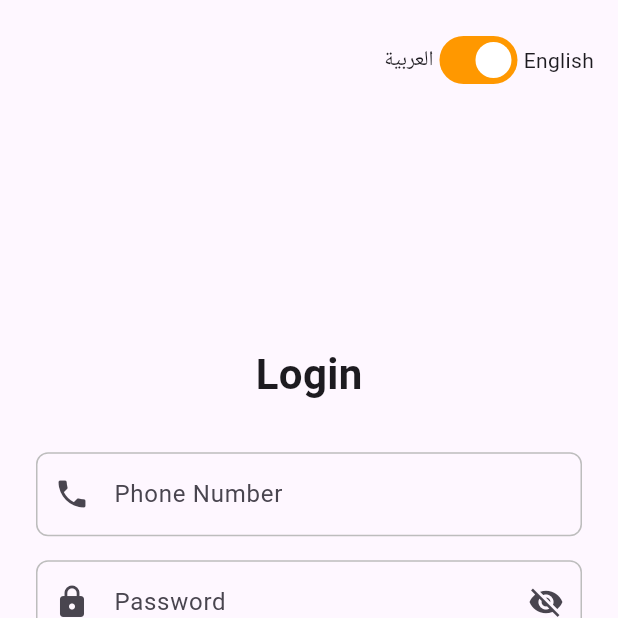
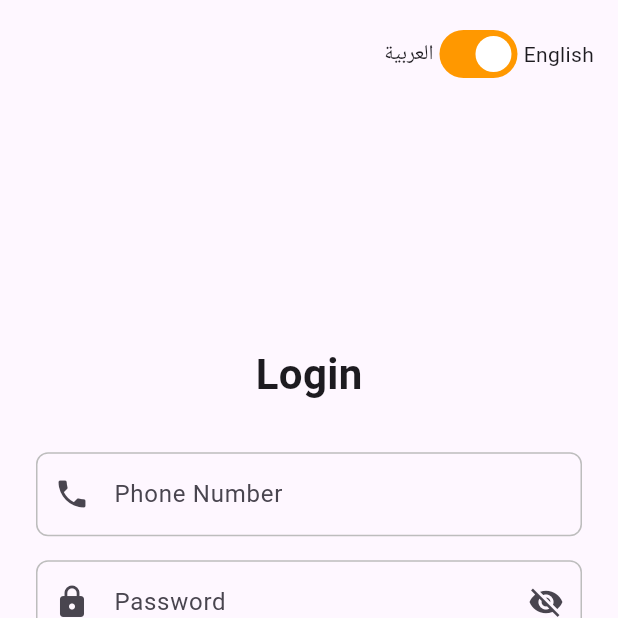
Before and after one commit to LinaMassoud/Fawran, a Flutter app: the screen it shows after launch, on a phone screen of 412 x 824 dp, the top half of it. Run offline on Flutter 3.47's test engine with Material 3 defaults, Android fonts, the phone set to English and light mode, and no system bars; our stand-ins replace flutter_riverpod, flutter_secure_storage, geocoding, geolocator, google_maps_flutter.

Commit message:
login-screen-changes

```diff
--- a/lib/screens/login_screen.dart
+++ b/lib/screens/login_screen.dart
@@ -88,15 +88,17 @@ class _LoginScreenState extends ConsumerState<LoginScreen> {
     );
 
     return Scaffold(
-      body: Stack(
+      body: SafeArea(
+        child: Stack(
           children: [
-          // Language Switch
+            // Language Switch - Now properly positioned within safe area
             Positioned(
               top: 16,
               right: 16,
               child: Directionality(
                 textDirection: TextDirection.ltr,
                 child: Row(
+                  mainAxisSize: MainAxisSize.min,
                   children: [
                     const Text('العربية', style: TextStyle(fontSize: 14)),
                     Switch(
@@ -107,6 +109,7 @@ class _LoginScreenState extends ConsumerState<LoginScreen> {
                         ref.read(localeProvider.notifier).state = newLocale;
                       },
                       activeTrackColor: Colors.orange,
+                      materialTapTargetSize: MaterialTapTargetSize.shrinkWrap,
                     ),
                     const Text('English', style: TextStyle(fontSize: 14)),
                   ],
@@ -248,6 +251,7 @@ class _LoginScreenState extends ConsumerState<LoginScreen> {
             ),
           ],
         ),
+      ),
     );
   }
 }
```
Lines whose indentation alone changed are shown as unchanged.
